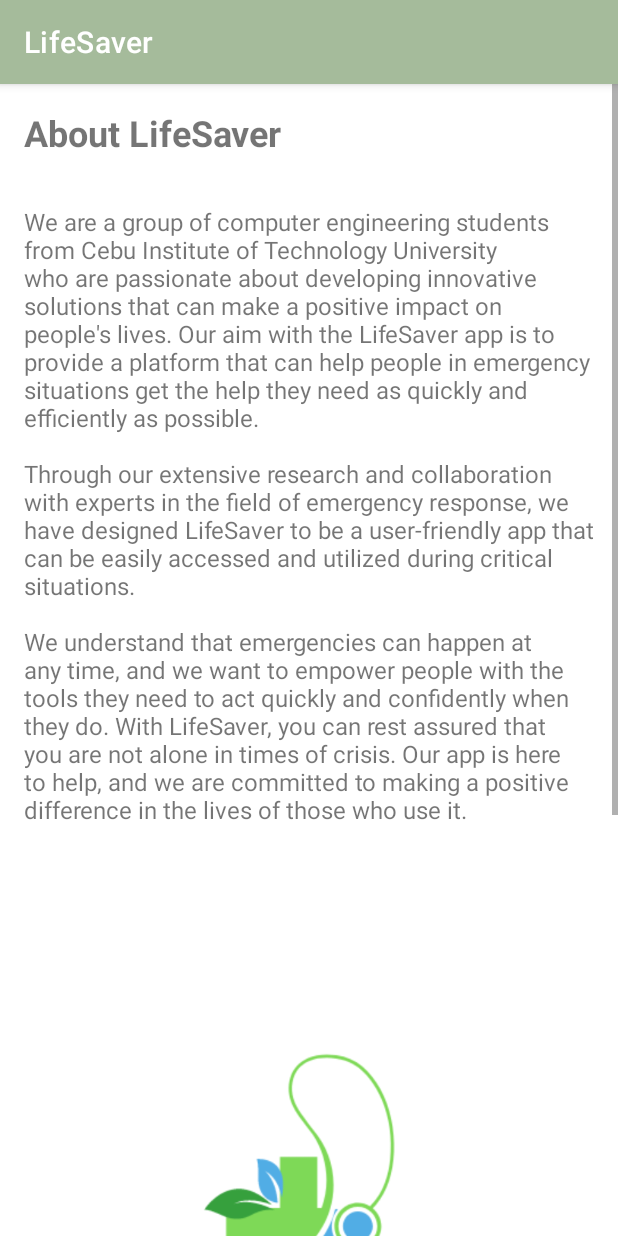
After one commit to Joeseep/Main-Repo, an Android app: the AboutPage screen opened directly, with no data from a screen before it, on a phone screen of 412 x 824 dp. The commit adds this screen. Run offline under Robolectric (Android 15) with nearby library versions, the phone set to English and light mode, and no system bars.

Commit message:
done with about and privacy policy --monkii

```diff
--- a/app/src/main/AndroidManifest.xml
+++ b/app/src/main/AndroidManifest.xml
@@ -21,6 +21,9 @@
         android:supportsRtl="true"
         android:theme="@style/Theme.LifeSaver"
         tools:ignore="ExtraText">
+        <activity
+            android:name=".AboutPage"
+            android:exported="false" />
 
         <meta-data
             android:name="com.facebook.sdk.ApplicationId"
--- /dev/null
+++ b/app/src/main/java/com/example/lifesaver/AboutPage.java
@@ -0,0 +1,19 @@
+package com.example.lifesaver;
+
+import androidx.appcompat.app.AppCompatActivity;
+
+import android.os.Bundle;
+
+public class AboutPage extends AppCompatActivity {
+
+    @Override
+    protected void onCreate(Bundle savedInstanceState) {
+        super.onCreate(savedInstanceState);
+        setContentView(R.layout.activity_about_page);
+    }
+    @Override
+    public void onBackPressed() {
+        super.onBackPressed();
+        finish();
+    }
+}
--- /dev/null
+++ b/app/src/main/res/layout/activity_about_page.xml
@@ -0,0 +1,54 @@
+<ScrollView xmlns:android="http://schemas.android.com/apk/res/android"
+    android:layout_width="match_parent"
+    android:layout_height="match_parent">
+
+    <LinearLayout
+        android:layout_width="match_parent"
+        android:layout_height="wrap_content"
+        android:orientation="vertical">
+
+        <TextView
+            android:layout_width="match_parent"
+            android:layout_height="wrap_content"
+            android:text="About LifeSaver"
+            android:textSize="24sp"
+            android:padding="16dp"
+            android:textStyle="bold"/>
+
+
+        <TextView
+            android:layout_width="match_parent"
+            android:layout_height="wrap_content"
+            android:text="We are a group of computer engineering students from Cebu Institute of Technology University who are passionate about developing innovative solutions that can make a positive impact on people's lives. Our aim with the LifeSaver app is to provide a platform that can help people in emergency situations get the help they need as quickly and efficiently as possible.\n\nThrough our extensive research and collaboration with experts in the field of emergency response, we have designed LifeSaver to be a user-friendly app that can be easily accessed and utilized during critical situations.\n\nWe understand that emergencies can happen at any time, and we want to empower people with the tools they need to act quickly and confidently when they do. With LifeSaver, you can rest assured that you are not alone in times of crisis. Our app is here to help, and we are committed to making a positive difference in the lives of those who use it."
+            android:textSize="16sp"
+            android:padding="16dp"/>
+
+        <ImageView
+            android:layout_width="match_parent"
+            android:layout_height="wrap_content"
+            android:src="@drawable/appname"
+            android:padding="16dp"/>
+
+        <TextView
+            android:layout_width="match_parent"
+            android:layout_height="wrap_content"
+            android:text="Contact Us"
+            android:textSize="20sp"
+            android:padding="16dp"/>
+
+        <TextView
+            android:layout_width="match_parent"
+            android:layout_height="wrap_content"
+            android:text="Email: lifesaver@gmail.com"
+            android:textSize="16sp"
+            android:padding="16dp"/>
+
+        <TextView
+            android:layout_width="match_parent"
+            android:layout_height="wrap_content"
+            android:text="Phone: +63 9608522215"
+            android:textSize="16sp"
+            android:padding="16dp"/>
+
+    </LinearLayout>
+</ScrollView>
--- a/app/src/main/res/layout/activity_homepage.xml
+++ b/app/src/main/res/layout/activity_homepage.xml
@@ -5,8 +5,6 @@
     android:layout_height="match_parent"
     xmlns:app="http://schemas.android.com/apk/res-auto"
     tools:context=".Diseasefragment">
-
-    <!-- TODO: Update blank fragment layout -->
 
     <GridLayout
         android:layout_width="match_parent"
```
Also changed, not shown: app/src/main/java/com/example/lifesaver/Homepage.java (+31 -0 lines), app/src/main/java/com/example/lifesaver/MainPage.java (+2 -18 lines), app/src/main/res/menu/menu.xml (+5 -4 lines).
